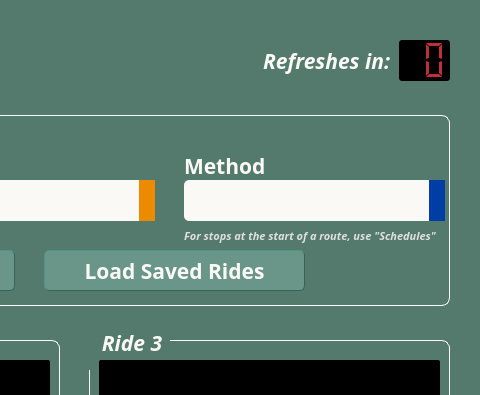
This is mbta_tracker.ui in arbowl/mbta-stop-tracker as Qt 5 draws it before an edit; both pictures show x 721 to 1201 and y 0 to 395 of the 1201 by 517 pixel window. The edited form follows.
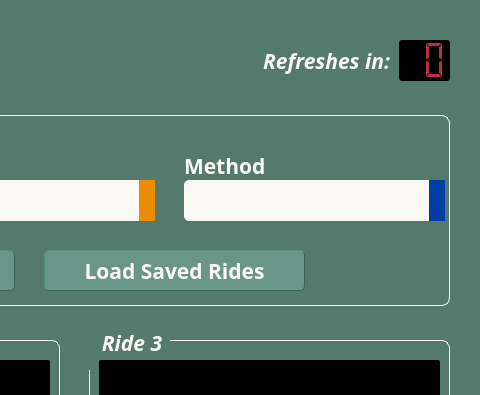
This is the edited form.

Commit message: Auto-select predictions vs. schedules

```diff
--- a/mbta_tracker.ui
+++ b/mbta_tracker.ui
@@ -921,31 +921,6 @@
      <string>Method</string>
     </property>
    </widget>
-   <widget class="QLabel" name="label">
-    <property name="geometry">
-     <rect>
-      <x>880</x>
-      <y>110</y>
-      <width>261</width>
-      <height>31</height>
-     </rect>
-    </property>
-    <property name="font">
-     <font>
-      <family>Source Serif Pro Black</family>
-      <pointsize>8</pointsize>
-      <weight>75</weight>
-      <italic>true</italic>
-      <bold>true</bold>
-     </font>
-    </property>
-    <property name="styleSheet">
-     <string notr="true">color: #DFDFDF</string>
-    </property>
-    <property name="text">
-     <string>For stops at the start of a route, use &quot;Schedules&quot;</string>
-    </property>
-   </widget>
    <zorder>route_label</zorder>
    <zorder>stop_label</zorder>
    <zorder>direction_label</zorder>
```
Left out of the diff: 1 changed line with no effect on the pictures. The commit also changes 2 other files.
